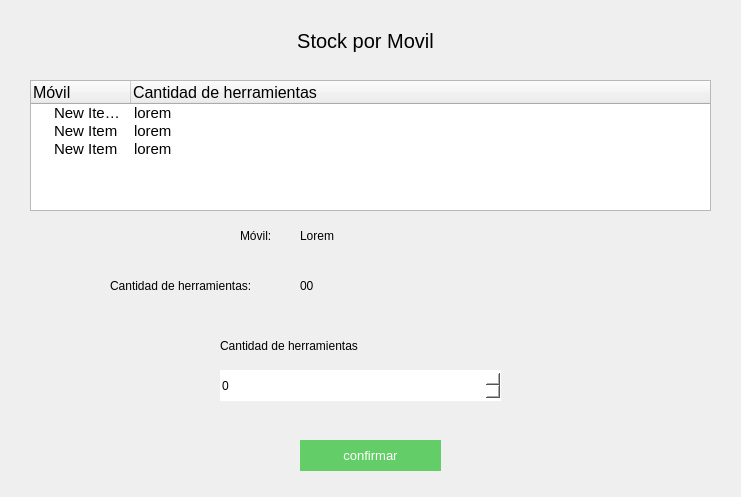
Before: the Qt Designer form Pantallas UI/Herramientas/stock por movil/stockPorMovilHerramientas.ui in AlemFernandez786/Scabox, drawn with Qt 5.
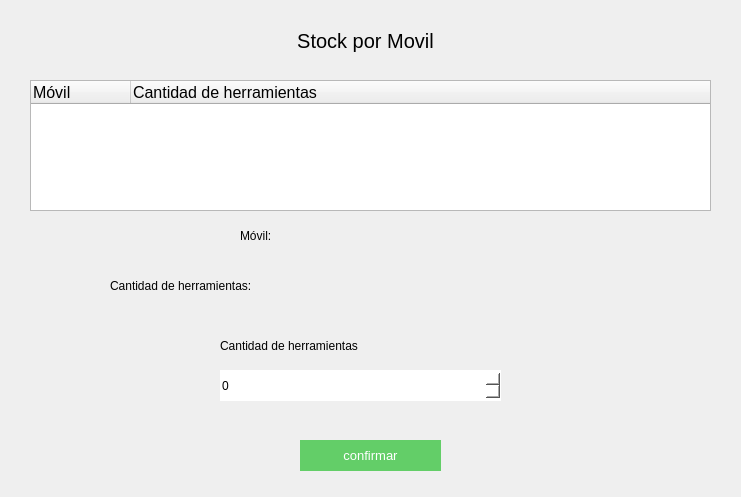
After: the same form once the commit is applied.

```diff
--- a/Pantallas UI/Herramientas/stock por movil/stockPorMovilHerramientas.ui
+++ b/Pantallas UI/Herramientas/stock por movil/stockPorMovilHerramientas.ui
@@ -79,60 +79,6 @@
      </font>
     </property>
    </column>
-   <item>
-    <property name="text">
-     <string>New Item lorem ipsum </string>
-    </property>
-    <property name="font">
-     <font>
-      <pointsize>11</pointsize>
-     </font>
-    </property>
-    <property name="text">
-     <string>lorem</string>
-    </property>
-    <property name="font">
-     <font>
-      <pointsize>11</pointsize>
-     </font>
-    </property>
-   </item>
-   <item>
-    <property name="text">
-     <string>New Item</string>
-    </property>
-    <property name="font">
-     <font>
-      <pointsize>11</pointsize>
-     </font>
-    </property>
-    <property name="text">
-     <string>lorem</string>
-    </property>
-    <property name="font">
-     <font>
-      <pointsize>11</pointsize>
-     </font>
-    </property>
-   </item>
-   <item>
-    <property name="text">
-     <string>New Item</string>
-    </property>
-    <property name="font">
-     <font>
-      <pointsize>11</pointsize>
-     </font>
-    </property>
-    <property name="text">
-     <string>lorem</string>
-    </property>
-    <property name="font">
-     <font>
-      <pointsize>11</pointsize>
-     </font>
-    </property>
-   </item>
   </widget>
   <widget class="QPushButton" name="he_btn_confirmar">
    <property name="geometry">
@@ -201,7 +147,7 @@
 text-align:center;</string>
    </property>
    <property name="text">
-    <string>Lorem</string>
+    <string/>
    </property>
   </widget>
   <widget class="QLabel" name="he_label_2">
@@ -218,7 +164,7 @@
 text-align:center;</string>
    </property>
    <property name="text">
-    <string>00</string>
+    <string/>
    </property>
   </widget>
   <widget class="QSpinBox" name="he_input_1">
```
Left out of the diff: 2 changed lines with no effect on the pictures.
